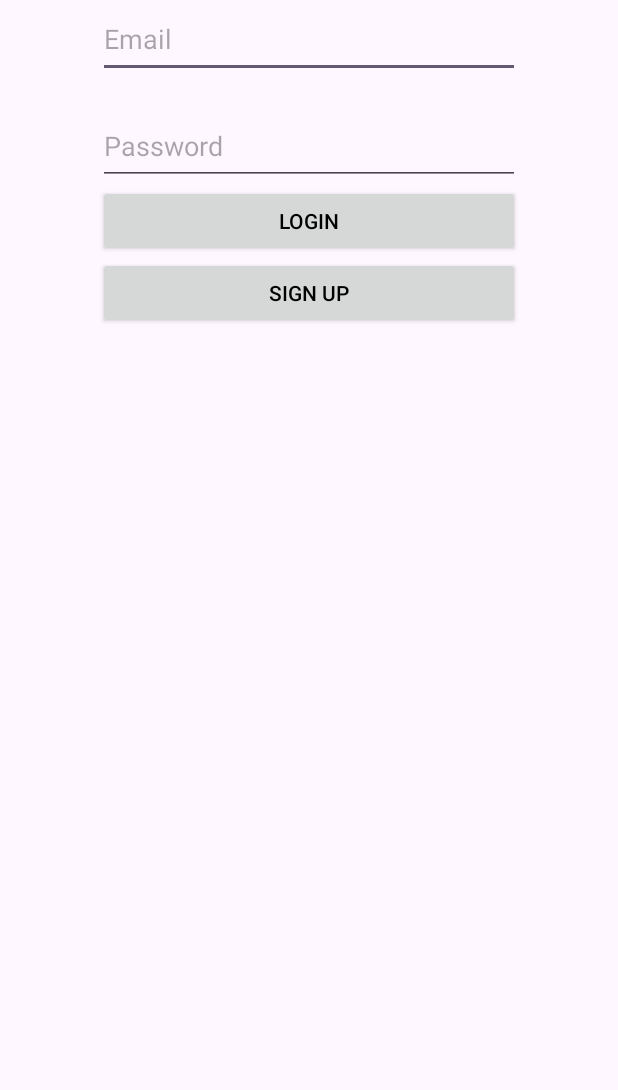
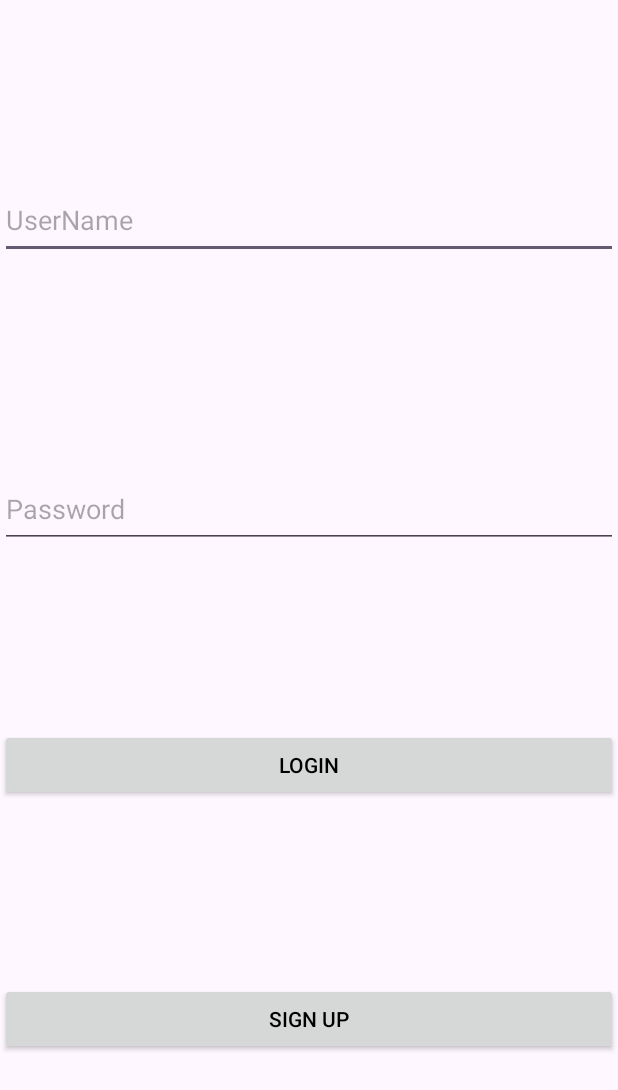
Before and after one commit to muradhani/iTubeApp, an Android app: the screen it shows after launch (MainActivity), on a phone screen of 412 x 824 dp. Shown: the top 1090 px of the screen. Run offline under Robolectric (Android 15) with nearby library versions, the phone set to English and light mode, and no system bars; our stand-ins replace Room's generated code, data binding, sdp/ssp sizes.

Commit message:
log in works

```diff
--- a/app/src/main/java/com/example/itubeapp/dao/UserDao.java
+++ b/app/src/main/java/com/example/itubeapp/dao/UserDao.java
@@ -13,8 +13,8 @@ public interface UserDao {
     @Query("SELECT * FROM users")
     List<User> getAllUsers();
 
-    @Query("SELECT * FROM users WHERE username = :username")
-    User getUserByUsernameAndPassword(String username);
+    @Query("SELECT * FROM users WHERE username = :username AND password = :password")
+    User getUserByUsernameAndPassword(String username, String password);
 
     @Insert
     void insertUser(User user);
--- a/app/src/main/java/com/example/itubeapp/data/database/AppDatabase.java
+++ b/app/src/main/java/com/example/itubeapp/data/database/AppDatabase.java
@@ -1,18 +1,21 @@
 package com.example.itubeapp.data.database;
 
 import androidx.room.Database;
+import androidx.room.Room;
 import androidx.room.RoomDatabase;
 
+import com.example.itubeapp.converter.Converters;
 import com.example.itubeapp.dao.UserDao;
 import com.example.itubeapp.data.roomEntity.User;
 
 import android.content.Context;
 
 import androidx.room.Database;
-import androidx.room.Room;
 import androidx.room.RoomDatabase;
+import androidx.room.TypeConverters;
 
 @Database(entities = {User.class}, version = 1)
+@TypeConverters({Converters.class})
 public abstract class AppDatabase extends RoomDatabase {
     private static volatile AppDatabase INSTANCE;
 
--- a/app/src/main/java/com/example/itubeapp/ui/fragments/AuthoraziationFragment.java
+++ b/app/src/main/java/com/example/itubeapp/ui/fragments/AuthoraziationFragment.java
@@ -3,64 +3,68 @@ package com.example.itubeapp.ui.fragments;
 import android.os.Bundle;
 
 import androidx.fragment.app.Fragment;
+import androidx.lifecycle.ViewModelProvider;
+import androidx.navigation.NavController;
+import androidx.navigation.fragment.NavHostFragment;
 
 import android.view.LayoutInflater;
 import android.view.View;
 import android.view.ViewGroup;
+import android.widget.Toast;
 
 import com.example.itubeapp.R;
+import com.example.itubeapp.data.roomEntity.User;
+import com.example.itubeapp.databinding.FragmentAuthoraziationBinding;
+import com.example.itubeapp.ui.viewModels.AuthorizationFragmentViewModel;
 
-/**
- * A simple {@link Fragment} subclass.
- * Use the {@link AuthoraziationFragment#newInstance} factory method to
- * create an instance of this fragment.
- */
-public class AuthoraziationFragment extends Fragment {
-
-    // TODO: Rename parameter arguments, choose names that match
-    // the fragment initialization parameters, e.g. ARG_ITEM_NUMBER
-    private static final String ARG_PARAM1 = "param1";
-    private static final String ARG_PARAM2 = "param2";
-
-    // TODO: Rename and change types of parameters
-    private String mParam1;
-    private String mParam2;
-
-    public AuthoraziationFragment() {
-        // Required empty public constructor
-    }
-
-    /**
-     * Use this factory method to create a new instance of
-     * this fragment using the provided parameters.
-     *
-     * @param param1 Parameter 1.
-     * @param param2 Parameter 2.
-     * @return A new instance of fragment AuthoraziationFragment.
-     */
-    // TODO: Rename and change types and number of parameters
-    public static AuthoraziationFragment newInstance(String param1, String param2) {
-        AuthoraziationFragment fragment = new AuthoraziationFragment();
-        Bundle args = new Bundle();
-        args.putString(ARG_PARAM1, param1);
-        args.putString(ARG_PARAM2, param2);
-        fragment.setArguments(args);
-        return fragment;
-    }
-
+public class AuthoraziationFragment extends Fragment implements AuthorizationFragmentViewModel.LoginListener {
+    private AuthorizationFragmentViewModel viewModel;
+    private FragmentAuthoraziationBinding bindning;
+    NavController navController;
     @Override
     public void onCreate(Bundle savedInstanceState) {
         super.onCreate(savedInstanceState);
-        if (getArguments() != null) {
-            mParam1 = getArguments().getString(ARG_PARAM1);
-            mParam2 = getArguments().getString(ARG_PARAM2);
-        }
+        viewModel = new ViewModelProvider(this).get(AuthorizationFragmentViewModel.class);
+        viewModel.initaiteDatabae(getContext(),this);
     }
 
     @Override
     public View onCreateView(LayoutInflater inflater, ViewGroup container,
                              Bundle savedInstanceState) {
         // Inflate the layout for this fragment
-        return inflater.inflate(R.layout.fragment_authoraziation, container, false);
+        bindning = FragmentAuthoraziationBinding.inflate(inflater);
+        bindning.setLifecycleOwner(this);
+        setupOnClickListeners();
+        navController = NavHostFragment.findNavController(this);
+        return bindning.getRoot();
+    }
+
+    private void setupOnClickListeners() {
+        bindning.loginBtn.setOnClickListener(new View.OnClickListener() {
+            @Override
+            public void onClick(View v) {
+                String userName = bindning.edTextUserNameLogin.getText().toString();
+                String password = bindning.edTextEPasswordLogin.getText().toString();
+                viewModel.login(userName,password);
+            }
+        });
+        bindning.ResisterBtn.setOnClickListener(new View.OnClickListener() {
+            @Override
+            public void onClick(View v) {
+                navController.navigate(R.id.action_authoraziationFragment_to_registerFragment);
+            }
+        });
+    }
+
+    @Override
+    public void onLoginSuccess(User user) {
+        Bundle bundle = new Bundle();
+        bundle.putInt("Id", user.getId());
+        navController.navigate(R.id.action_authoraziationFragment_to_homeFragment, bundle);
+    }
+
+    @Override
+    public void onLoginError(String errorMessage) {
+        Toast.makeText(requireContext(),errorMessage,Toast.LENGTH_SHORT).show();
     }
 }
--- /dev/null
+++ b/app/src/main/java/com/example/itubeapp/ui/viewModels/AuthorizationFragmentViewModel.java
@@ -0,0 +1,63 @@
+package com.example.itubeapp.ui.viewModels;
+
+import android.content.Context;
+import android.os.AsyncTask;
+
+import androidx.lifecycle.ViewModel;
+
+import com.example.itubeapp.dao.UserDao;
+import com.example.itubeapp.data.database.AppDatabase;
+import com.example.itubeapp.data.roomEntity.User;
+
+public class AuthorizationFragmentViewModel extends ViewModel {
+    private UserDao userDao;
+    private LoginListener loginListener;
+
+    public void initaiteDatabae(Context context, LoginListener listener){
+        userDao = AppDatabase.getDatabase(context).userDao();
+        loginListener =listener;
+    }
+
+    // Method to perform login asynchronously
+    public void login(String username, String password) {
+        new LoginAsyncTask().execute(username, password);
+    }
+
+    // AsyncTask to perform login operation asynchronously
+    private class LoginAsyncTask extends AsyncTask<String, Void, User> {
+        @Override
+        protected User doInBackground(String... params) {
+            // Retrieve the user by username and password from UserDao in background thread
+            return userDao.getUserByUsernameAndPassword(params[0], params[1]);
+        }
+
+        @Override
+        protected void onPostExecute(User user) {
+            // Check if user exists and credentials are correct
+            if (user != null) {
+                // User authenticated successfully
+                // Handle success, navigate to next screen, etc.
+                if (loginListener != null) {
+                    loginListener.onLoginSuccess(user);
+                }
+            } else {
+                // Invalid credentials or user not found
+                // Handle error, display error message, etc.
+                if (loginListener != null) {
+                    loginListener.onLoginError("Invalid credentials or user not found");
+                }
+            }
+        }
+    }
+
+    // Listener interface to communicate login result back to UI
+    public interface LoginListener {
+        void onLoginSuccess(User user);
+        void onLoginError(String errorMessage);
+    }
+
+    // Method to set login listener
+    public void setLoginListener(LoginListener listener) {
+        this.loginListener = listener;
+    }
+}
--- a/app/src/main/res/layout/fragment_authoraziation.xml
+++ b/app/src/main/res/layout/fragment_authoraziation.xml
@@ -8,18 +8,19 @@
 
     <androidx.constraintlayout.widget.ConstraintLayout
         android:layout_width="match_parent"
-        android:layout_height="wrap_content"
+        android:layout_height="match_parent"
         android:layout_marginHorizontal="@dimen/_50sdp">
 
         <EditText
-            android:id="@+id/edTextEmailLogin"
+            android:id="@+id/edTextUserNameLogin"
             android:layout_width="0dp"
             android:layout_height="@dimen/_40sdp"
-            android:hint="Email"
+            android:hint="UserName"
             android:inputType="textEmailAddress"
             app:layout_constraintEnd_toEndOf="parent"
             app:layout_constraintStart_toStartOf="parent"
-            app:layout_constraintTop_toTopOf="parent" />
+            app:layout_constraintTop_toTopOf="parent"
+            app:layout_constraintBottom_toTopOf="@+id/edTextEPasswordLogin"/>
 
         <EditText
             android:id="@+id/edTextEPasswordLogin"
@@ -30,7 +31,8 @@
             android:inputType="textPassword"
             app:layout_constraintEnd_toEndOf="parent"
             app:layout_constraintStart_toStartOf="parent"
-            app:layout_constraintTop_toBottomOf="@+id/edTextEmailLogin" />
+            app:layout_constraintTop_toBottomOf="@+id/edTextUserNameLogin"
+            app:layout_constraintBottom_toTopOf="@+id/loginBtn"/>
 
 
         <androidx.appcompat.widget.AppCompatButton
@@ -40,12 +42,15 @@
             android:text="Login"
             app:layout_constraintEnd_toEndOf="parent"
             app:layout_constraintStart_toStartOf="parent"
-            app:layout_constraintTop_toBottomOf="@+id/edTextEPasswordLogin" />
+            app:layout_constraintTop_toBottomOf="@+id/edTextEPasswordLogin"
+            app:layout_constraintBottom_toTopOf="@+id/ResisterBtn"/>
+
         <androidx.appcompat.widget.AppCompatButton
             android:id="@+id/ResisterBtn"
             android:layout_width="0dp"
             android:layout_height="wrap_content"
             android:text="SIGN UP"
+            app:layout_constraintBottom_toBottomOf="parent"
             app:layout_constraintEnd_toEndOf="parent"
             app:layout_constraintStart_toStartOf="parent"
             app:layout_constraintTop_toBottomOf="@+id/loginBtn" />
```
Also changed, not shown: app/src/main/java/com/example/itubeapp/converter/Converters.java (added, +26 -0 lines).
